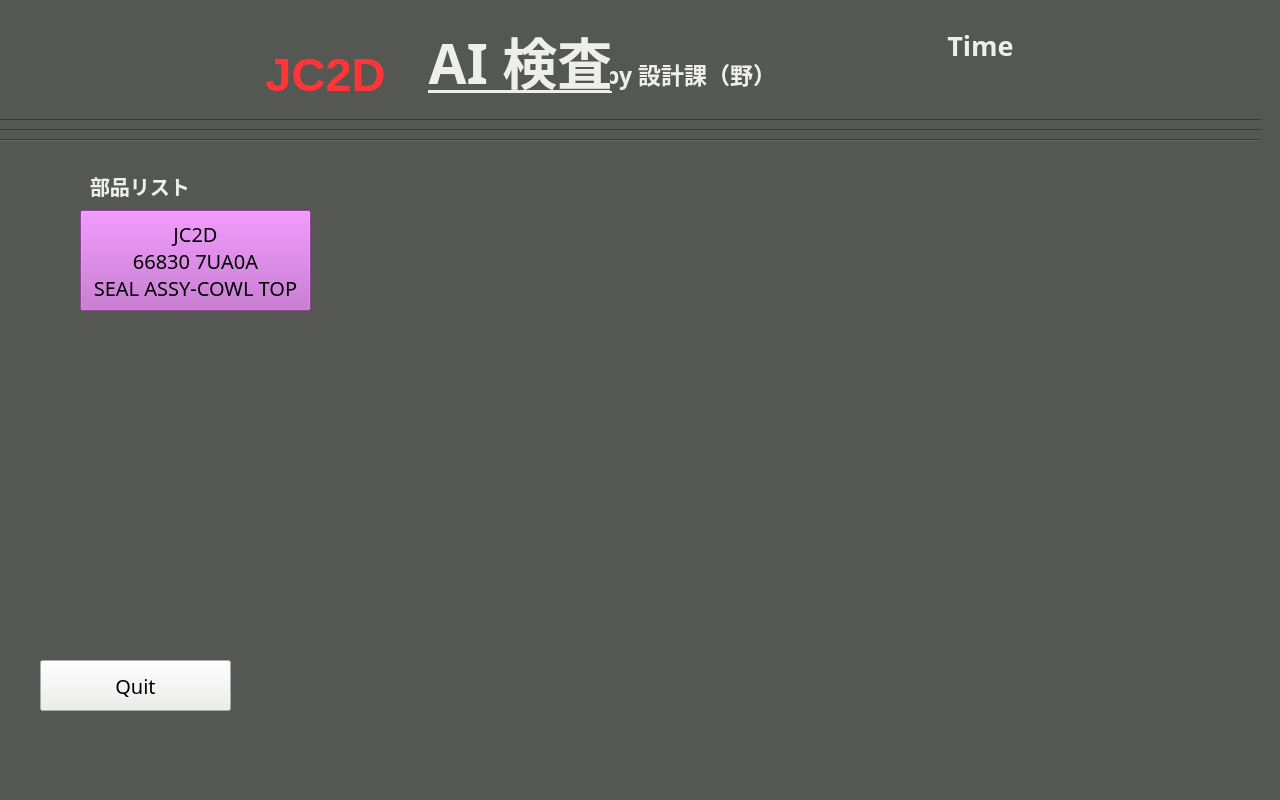
Qt form aikensa/qtui/mainPage.ui (stefanoKS/aikensa_agc) before a commit.
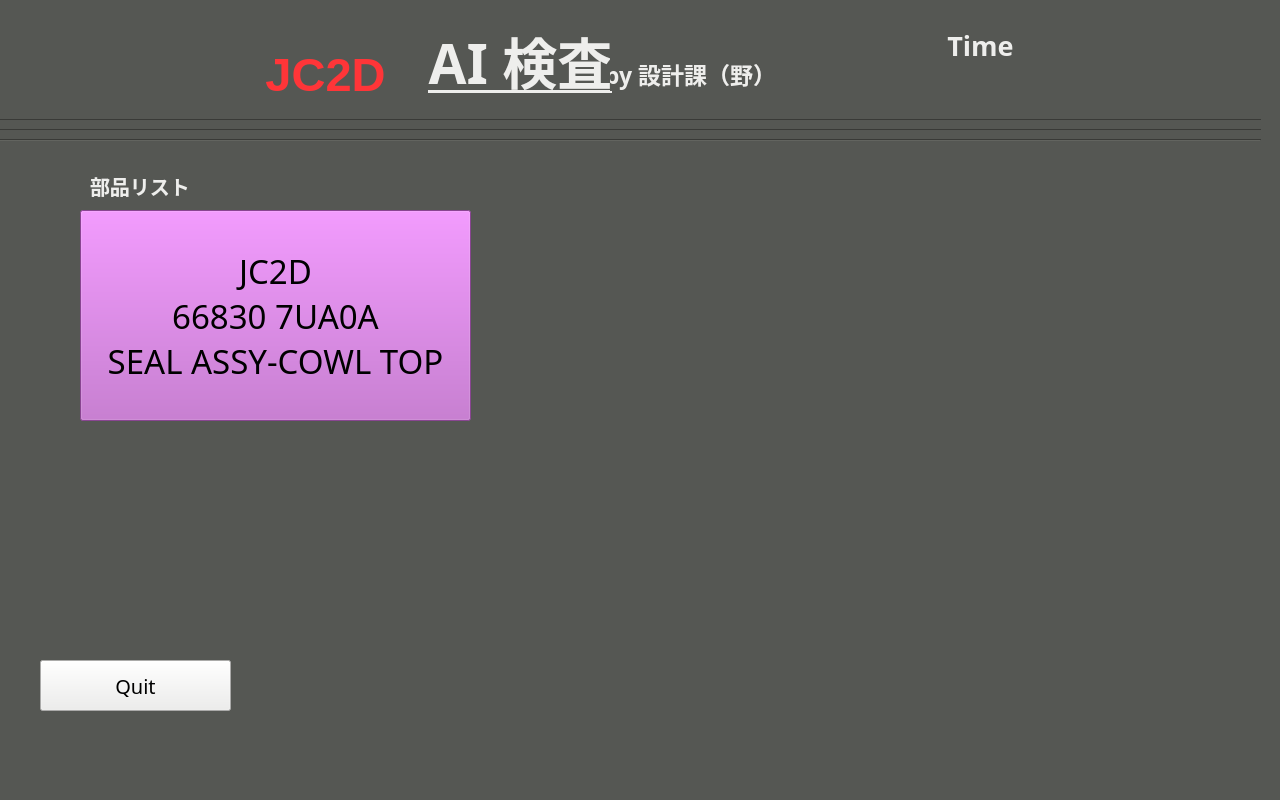
The same form after that commit.

```diff
--- a/aikensa/qtui/mainPage.ui
+++ b/aikensa/qtui/mainPage.ui
@@ -28,14 +28,14 @@
      <rect>
       <x>80</x>
       <y>210</y>
-      <width>231</width>
-      <height>101</height>
+      <width>391</width>
+      <height>211</height>
      </rect>
     </property>
     <property name="font">
      <font>
       <family>Ubuntu Mono</family>
-      <pointsize>15</pointsize>
+      <pointsize>25</pointsize>
      </font>
     </property>
     <property name="styleSheet">
```
